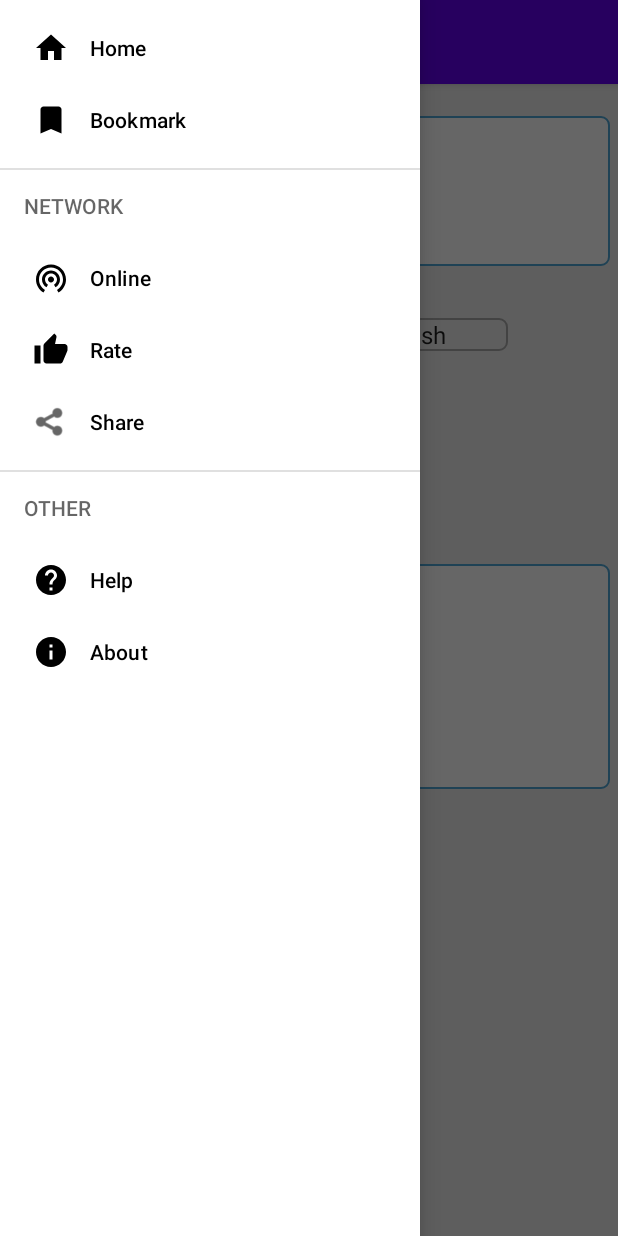
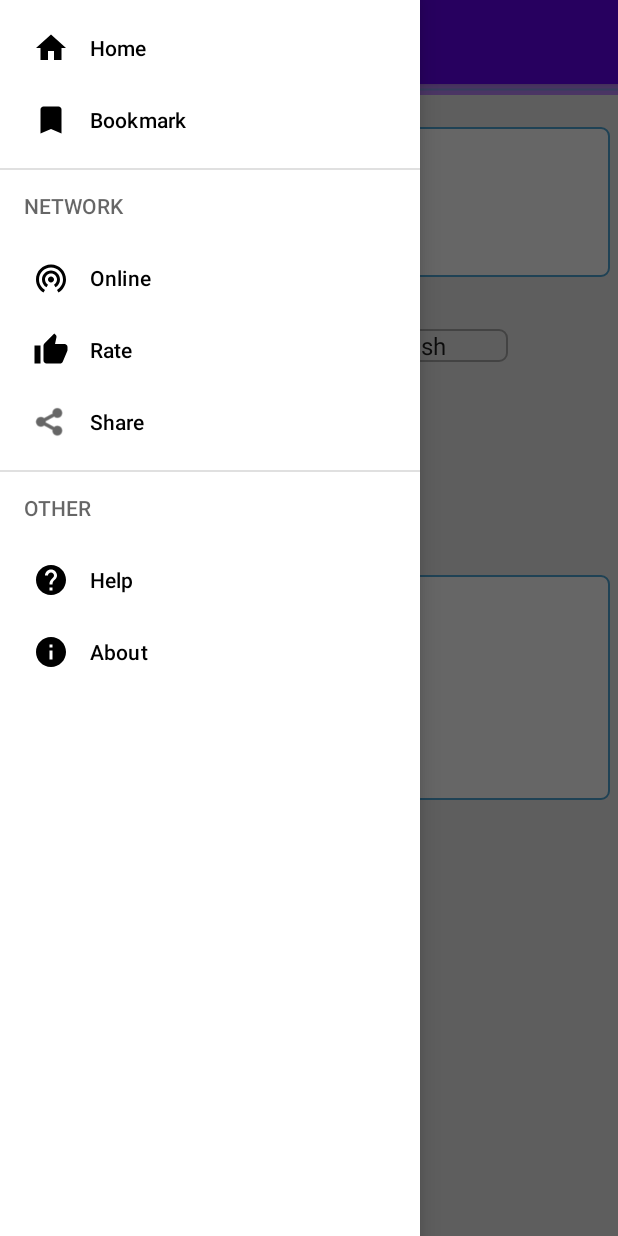
Before and after one commit to nguyenminh0511/Android-Dictionary, an Android app: the OnlineTranslate screen opened directly, with no data from a screen before it, after a tap on "Open navigation drawer", on a phone screen of 412 x 824 dp. Run offline under Robolectric (Android 15) with nearby library versions, the phone set to English and light mode, and no system bars; network calls fail; Roboto replaces fonts that are not available here; 2 other taps on this screen came first.

Commit message:
Update progress state fom online translation

```diff
--- a/app/src/main/AndroidManifest.xml
+++ b/app/src/main/AndroidManifest.xml
@@ -3,6 +3,7 @@
     package="com.example.dictionary">
 
     <uses-permission android:name="android.permission.INTERNET" />
+    <uses-permission android:name="android.permission.ACCESS_NETWORK_STATE" />
 
     <application
         android:allowBackup="true"
--- a/app/src/main/java/com/example/dictionary/activities/MainActivity.java
+++ b/app/src/main/java/com/example/dictionary/activities/MainActivity.java
@@ -42,6 +42,7 @@ public class MainActivity extends AppCompatActivity
     ArrayList<String> mSource = new ArrayList<String>();
     ProgressBar progressBar;
     TextView loading;
+    EditText edit_search;
 
     @Override
     protected void onCreate(Bundle savedInstanceState) {
@@ -77,7 +78,7 @@ public class MainActivity extends AppCompatActivity
             }
         });
 
-        EditText edit_search = findViewById(R.id.edit_search);
+        edit_search = findViewById(R.id.edit_search);
         edit_search.addTextChangedListener(new TextWatcher() {
             @Override
             public void beforeTextChanged(CharSequence s, int start, int count, int after) {
@@ -100,6 +101,7 @@ public class MainActivity extends AppCompatActivity
         mSource = source;
         adapter = new ArrayAdapter<String>(this, android.R.layout.simple_list_item_1, mSource);
         dicList.setAdapter(adapter);
+        edit_search.setText("");
     }
 
     public void filterValue(String value) {
--- a/app/src/main/java/com/example/dictionary/activities/OnlineTranslate.java
+++ b/app/src/main/java/com/example/dictionary/activities/OnlineTranslate.java
@@ -7,7 +7,10 @@ import androidx.appcompat.widget.Toolbar;
 import androidx.core.view.GravityCompat;
 import androidx.drawerlayout.widget.DrawerLayout;
 
+import android.content.Context;
 import android.content.Intent;
+import android.net.ConnectivityManager;
+import android.net.NetworkInfo;
 import android.os.Bundle;
 import android.view.MenuItem;
 import android.view.View;
@@ -15,6 +18,7 @@ import android.widget.AdapterView;
 import android.widget.ArrayAdapter;
 import android.widget.Button;
 import android.widget.EditText;
+import android.widget.ProgressBar;
 import android.widget.Spinner;
 import android.widget.TextView;
 
@@ -31,13 +35,14 @@ public class OnlineTranslate extends AppCompatActivity
     EditText text;
     String fromLangCode = "en";
     String toLangCode = "vi";
-    TextView translatedText;
+    TextView translatedText, connectionMessage;
     Button btnTranslate;
     Spinner fromLang, toLang;
     ArrayAdapter<String> fromAdapter, toAdapter;
     DrawerLayout drawer;
     ActionBarDrawerToggle toggle;
     String dicType;
+    ProgressBar progressBar;
 
     @Override
     protected void onCreate(Bundle savedInstanceState) {
@@ -58,7 +63,12 @@ public class OnlineTranslate extends AppCompatActivity
         Intent intentFromMain = getIntent();
         dicType = intentFromMain.getStringExtra("dic_type");
 
+        progressBar = findViewById(R.id.progressBarOnlineTranslating);
+        progressBar.setVisibility(View.GONE);
+
         text = findViewById(R.id.textInput);
+        connectionMessage = findViewById(R.id.connectionMessage);
+        connectionMessage.setVisibility(View.GONE);
         fromLang = findViewById(R.id.fromLanguage);
         toLang = findViewById(R.id.toLanguage);
         translatedText = findViewById(R.id.translated_text);
@@ -66,25 +76,34 @@ public class OnlineTranslate extends AppCompatActivity
         btnTranslate.setOnClickListener(new View.OnClickListener() {
             @Override
             public void onClick(View view) {
+                if (!isNetworkAvailable()) {
+                    connectionMessage.setVisibility(View.VISIBLE);
+                } else {
+                    connectionMessage.setVisibility(View.GONE);
                     translateAPI translate = new translateAPI();
                     translate.setOnTranslationCompleteListener(new translateAPI.OnTranslationCompleteListener() {
                         @Override
                         public void onStartTranslation() {
                             // here you can perform initial work before translated the text like displaying progress bar
+                            progressBar.setVisibility(View.VISIBLE);
                         }
 
                         @Override
                         public void onCompleted(String text) {
                             // "text" variable will give you the translated text
                             translatedText.setText(text);
+                            progressBar.setVisibility(View.GONE);
+                            connectionMessage.setVisibility(View.GONE);
                         }
 
                         @Override
                         public void onError(Exception e) {
-
+                            connectionMessage.setVisibility(View.VISIBLE);
+                            connectionMessage.setText("Error!!! Can't translate this paragraph!");
                         }
                     });
-                translate.execute(text.getText().toString(),fromLangCode,toLangCode);
+                    translate.execute(text.getText().toString(), fromLangCode, toLangCode);
+                }
             }
         });
 
@@ -145,4 +164,11 @@ public class OnlineTranslate extends AppCompatActivity
         }
         return true;
     }
+
+    public boolean isNetworkAvailable() {
+        ConnectivityManager connectivityManager =
+                (ConnectivityManager) getSystemService(Context.CONNECTIVITY_SERVICE);
+        NetworkInfo activeNetworkInfo = connectivityManager.getActiveNetworkInfo();
+        return activeNetworkInfo != null && activeNetworkInfo.isConnected();
     }
+}
--- a/app/src/main/res/layout/activity_online_translate.xml
+++ b/app/src/main/res/layout/activity_online_translate.xml
@@ -25,6 +25,14 @@
         </androidx.appcompat.widget.Toolbar>
 
     </com.google.android.material.appbar.AppBarLayout>
+
+    <ProgressBar
+        android:layout_width="match_parent"
+        android:layout_height="7dp"
+        android:id="@+id/progressBarOnlineTranslating"
+        style="@style/Widget.AppCompat.ProgressBar.Horizontal"
+        android:background="@color/purple_200"
+        android:indeterminate="true"/>
 
     <ScrollView
         android:layout_width="match_parent"
@@ -95,15 +103,29 @@
                     android:layout_height="wrap_content"
                     android:background="@drawable/button"
                     android:layout_marginTop="24dp"
-                    android:layout_marginBottom="24dp"
+                    android:layout_marginBottom="10dp"
                     />
+
+                <TextView
+                    android:layout_width="wrap_content"
+                    android:layout_height="wrap_content"
+                    android:id="@+id/connectionMessage"
+                    android:text="Please check your internet connection to use this feature!"
+                    android:layout_marginBottom="10dp"
+                    android:layout_gravity="center"
+                    android:textStyle="italic"
+                    android:textSize="15dp"
+                    />
+
                 <TextView
                     android:text="Translated Text:"
                     android:textSize="25sp"
                     android:layout_width="match_parent"
                     android:layout_height="wrap_content"
                     android:textStyle="bold"
-                    android:textColor="@color/black"/>
+                    android:textColor="@color/black"
+                    android:layout_marginTop="14dp"/>
+
                 <TextView
                     android:id="@+id/translated_text"
                     android:padding="10dp"
@@ -111,7 +133,7 @@
                     android:layout_width="match_parent"
                     android:minHeight="150dp"
                     android:layout_height="wrap_content"
-                    android:background="@drawable/border"/>
+                    android:background="@drawable/border" />
             </LinearLayout>
         </RelativeLayout>
     </ScrollView>
```
Lines whose indentation alone changed are shown as unchanged.
